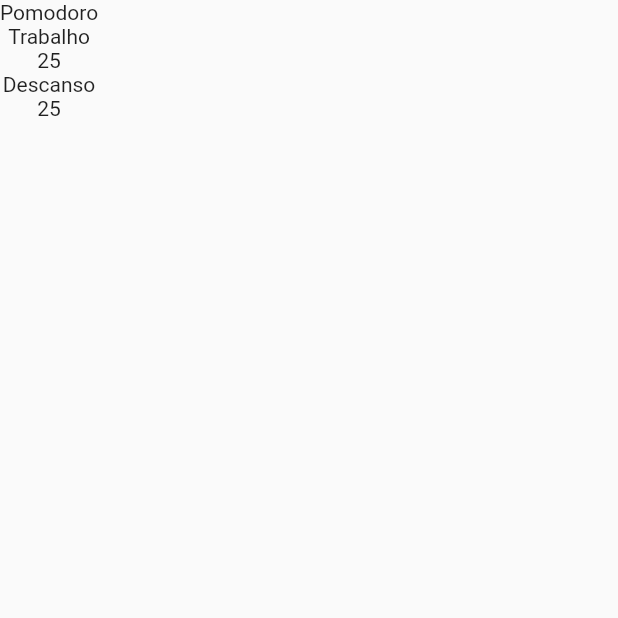
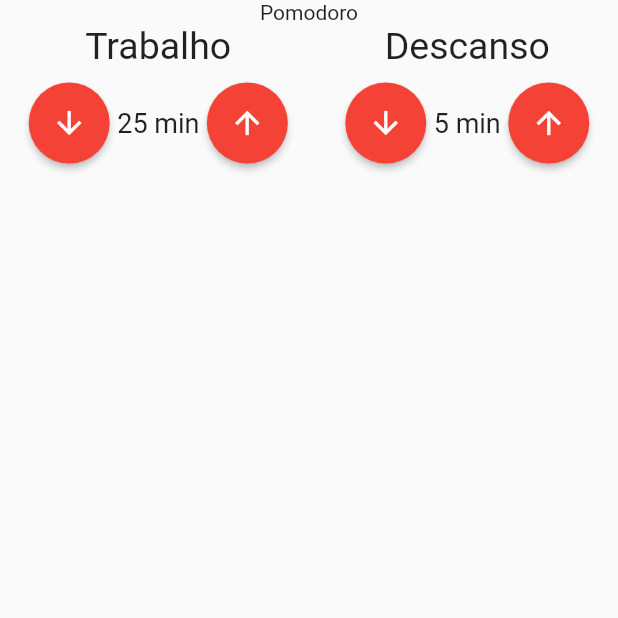
Before and after one commit to s7Thiago/flutter_pomodoro, a Flutter app: the screen it shows after launch, on a phone screen of 412 x 824 dp, the top half of it. Run offline on Flutter 3.47's test engine with Material 2 defaults, Android fonts, the phone set to English and light mode, and no system bars; our stand-ins replace flutter_mobx, mobx; generated files the repository leaves out were written again.

Commit message:
Creating time input component

```diff
--- a/lib/components/entrada_tempo.dart
+++ b/lib/components/entrada_tempo.dart
@@ -13,9 +13,34 @@ class EntradaTempo extends StatelessWidget {
   @override
   Widget build(BuildContext context) {
     return Column(
+      crossAxisAlignment: CrossAxisAlignment.center,
       children: [
-        Text(titulo),
-        Text('$valor'),
+        Text(titulo, style: const TextStyle(fontSize: 25)),
+        const SizedBox(height: 10),
+        Row(
+          mainAxisAlignment: MainAxisAlignment.center,
+          children: [
+            ElevatedButton(
+              onPressed: () {},
+              child: const Icon(Icons.arrow_downward),
+              style: ElevatedButton.styleFrom(
+                shape: const CircleBorder(),
+                padding: const EdgeInsets.all(15),
+                primary: Colors.red,
+              ),
+            ),
+            Text('$valor min', style: const TextStyle(fontSize: 18)),
+            ElevatedButton(
+              onPressed: () {},
+              child: const Icon(Icons.arrow_upward),
+              style: ElevatedButton.styleFrom(
+                shape: const CircleBorder(),
+                padding: const EdgeInsets.all(15),
+                primary: Colors.red,
+              ),
+            ),
+          ],
+        )
       ],
     );
   }
--- a/lib/pages/pomodoro.dart
+++ b/lib/pages/pomodoro.dart
@@ -8,10 +8,15 @@ class Pomodoro extends StatelessWidget {
   Widget build(BuildContext context) {
     return Scaffold(
       body: Column(
-        children: const [
-          Text('Pomodoro'),
-          EntradaTempo(titulo: 'Trabalho', valor: 25),
-          EntradaTempo(titulo: 'Descanso', valor: 25),
+        children: [
+          const Text('Pomodoro'),
+          Row(
+            mainAxisAlignment: MainAxisAlignment.spaceAround,
+            children: const [
+              EntradaTempo(titulo: 'Trabalho', valor: 25),
+              EntradaTempo(titulo: 'Descanso', valor: 5),
+            ],
+          )
         ],
       ),
     );
```
